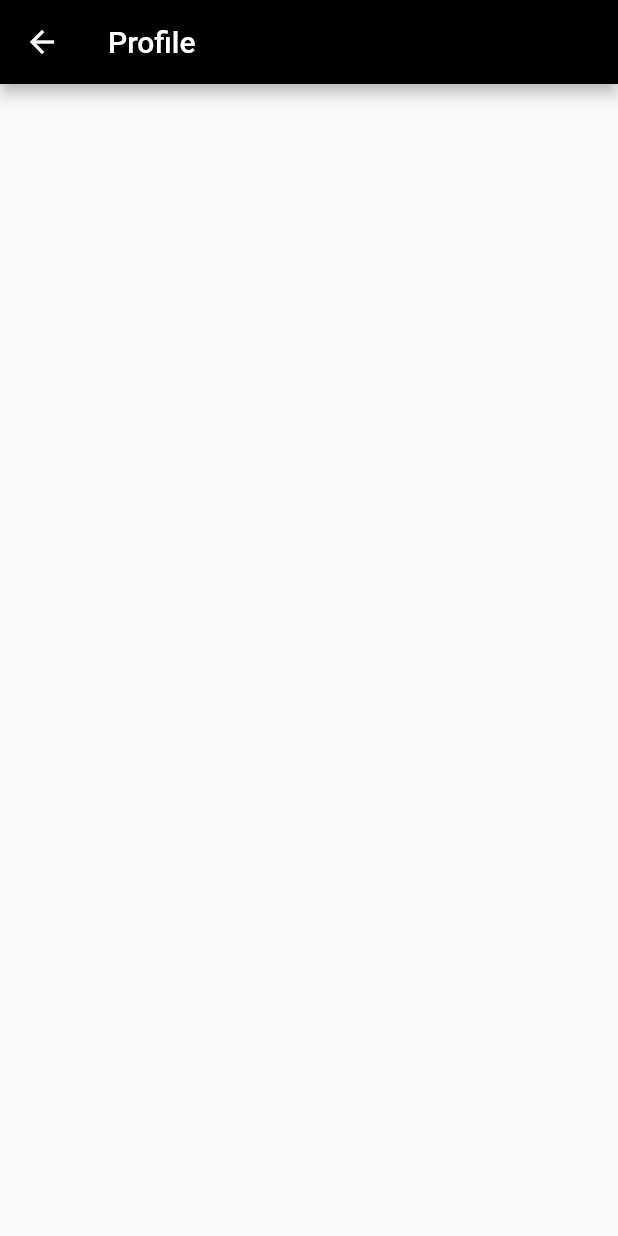
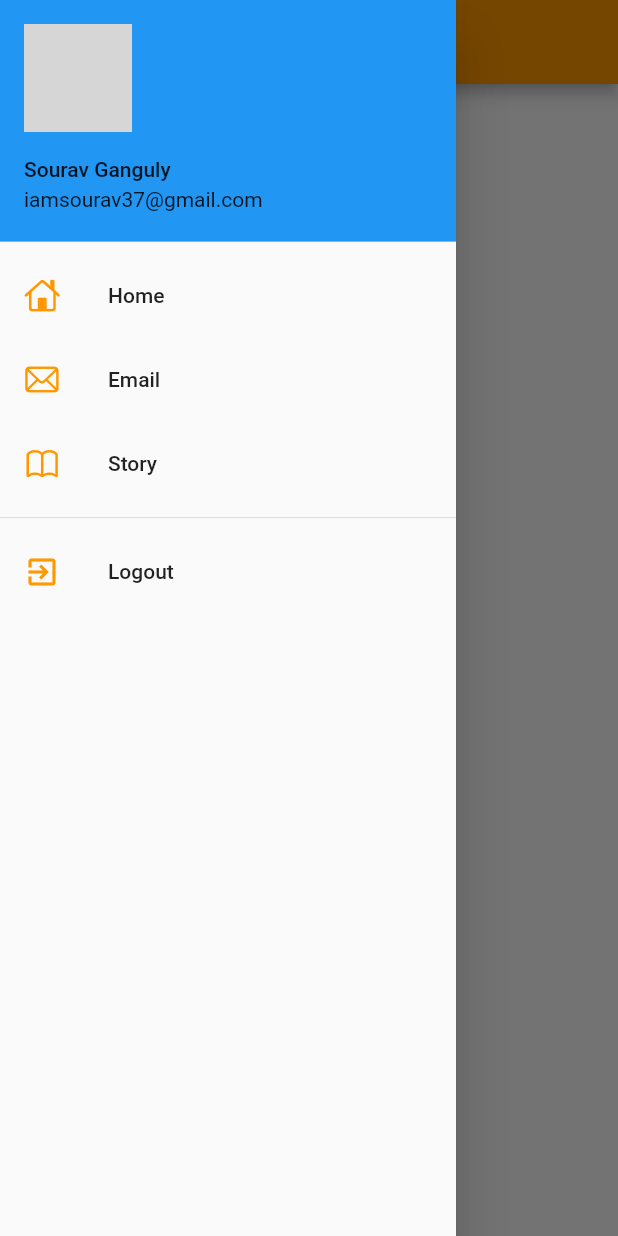
Before and after one commit to iamsourav37/testing_flutter_widgets, a Flutter app: the ProfileScreen screen opened by its route, with the side drawer open (before the commit the screen has no drawer), on a phone screen of 412 x 824 dp. Run offline on Flutter 3.47's test engine with Material 2 defaults, Android fonts, the phone set to English and light mode, and no system bars; our stand-ins replace google_fonts; network calls fail; grey boxes are pictures that could not be loaded.

Commit message:
Drawer design

```diff
--- a/lib/LoginPage.dart
+++ b/lib/LoginPage.dart
@@ -11,6 +11,7 @@ class _LoginPageState extends State<LoginPage> {
   void goToProfile() {
     if (formKey.currentState.validate()) {
       print("go to profile screen");
+      Navigator.pushNamed(context, '/profile');
     }
   }
 
--- a/lib/Profile.dart
+++ b/lib/Profile.dart
@@ -1,3 +1,4 @@
+import 'package:flutter/cupertino.dart';
 import 'package:flutter/material.dart';
 
 class ProfileScreen extends StatefulWidget {
@@ -6,13 +7,73 @@ class ProfileScreen extends StatefulWidget {
 }
 
 class _ProfileScreenState extends State<ProfileScreen> {
+  final String imageUrl =
+      "https://avatars.githubusercontent.com/u/35891854?s=460&u=112993d530677c03e75b3b3adbc515de35edeac9&v=4";
   @override
   Widget build(BuildContext context) {
     return Scaffold(
+      drawer: Drawer(
+        child: ListView(
+          children: [
+            UserAccountsDrawerHeader(
+              accountName: Text("Sourav Ganguly"),
+              accountEmail: Text("iamsourav37@gmail.com"),
+              currentAccountPicture: CircleAvatar(
+                backgroundImage: NetworkImage(imageUrl),
+              ),
+            ),
+            ListTile(
+              onTap: () {
+                print("home ");
+              },
+              leading: Icon(
+                CupertinoIcons.home,
+                color: Colors.orange,
+              ),
+              title: Text("Home"),
+            ),
+            ListTile(
+              onTap: () {
+                print("Email ");
+              },
+              leading: Icon(
+                CupertinoIcons.mail,
+                color: Colors.orange,
+              ),
+              title: Text("Email"),
+            ),
+            ListTile(
+              onTap: () {
+                print("Story ");
+              },
+              leading: Icon(
+                CupertinoIcons.book,
+                color: Colors.orange,
+              ),
+              title: Text("Story"),
+            ),
+            Divider(),
+            ListTile(
+              onTap: () {
+                print("Logout");
+              },
+              leading: Icon(
+                Icons.exit_to_app,
+                color: Colors.orange,
+              ),
+              title: Text("Logout"),
+            ),
+          ],
+        ),
+      ),
       appBar: AppBar(
         title: Text("Profile"),
       ),
-
+      body: Container(
+        child: Center(
+          child: Text("Drawer"),
+        ),
+      ),
     );
   }
 }
--- a/lib/main.dart
+++ b/lib/main.dart
@@ -14,18 +14,14 @@ class MyApp extends StatelessWidget {
     return MaterialApp(
       debugShowCheckedModeBanner: false,
       title: 'Flutter Testing',
-      themeMode: ThemeMode.light,
-      darkTheme: ThemeData(
-        brightness: Brightness.dark,
-      ),
       theme: ThemeData(
-        primaryColor: Colors.black,
+        primaryColor: Colors.orange,
       ),
       routes: {
         '/': (context) => HomePage(),
         '/login': (context) => LoginPage(),
         '/signup': (context) => SignupPage(),
-        '/profile' : (context) => ProfileScreen(),
+        '/profile': (context) => ProfileScreen(),
       },
       initialRoute: '/',
     );
```
